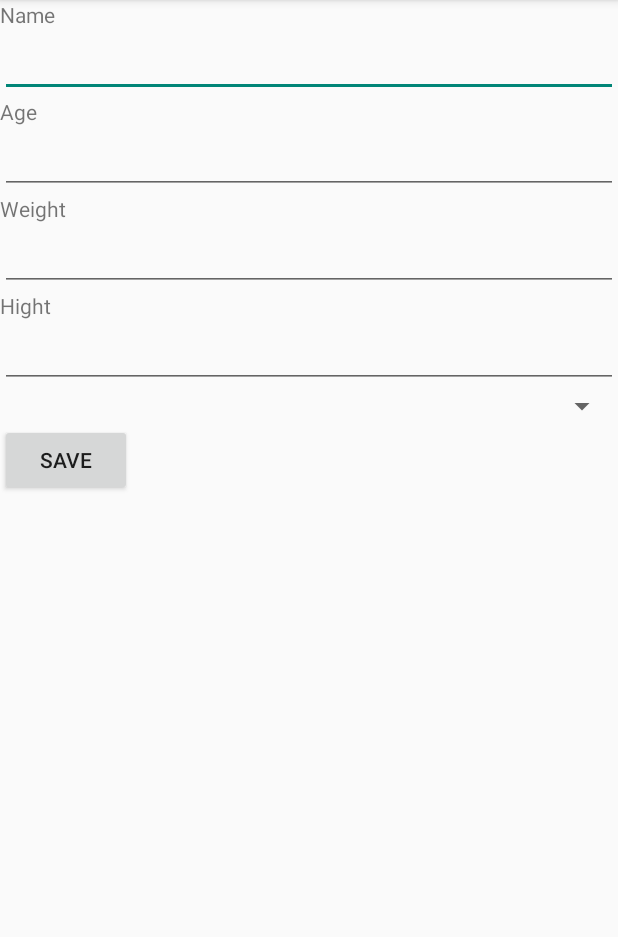
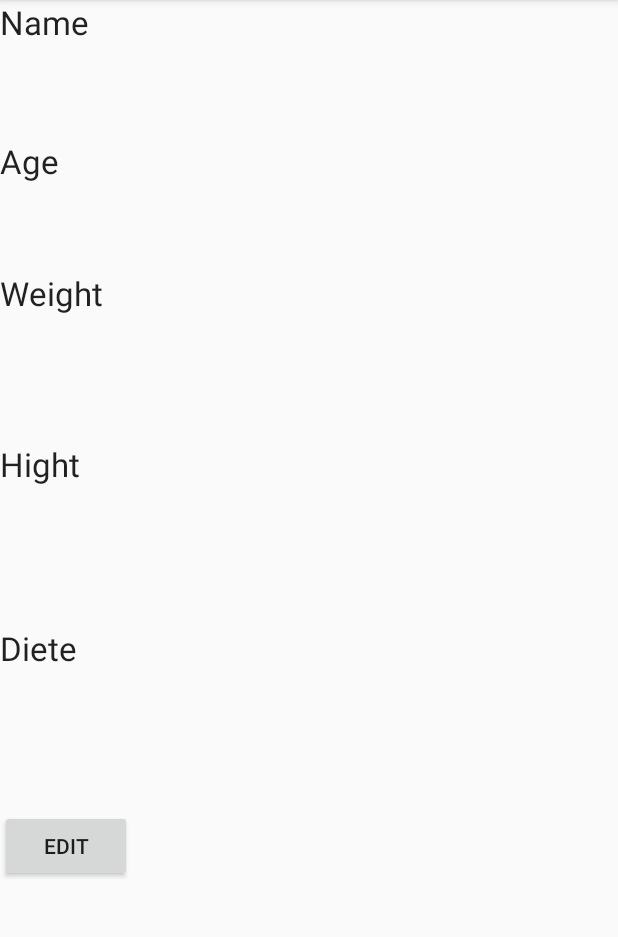
Before and after one commit to Daria1313131/APP-LAB, an Android app: the PersonalData screen opened directly, with no data from a screen before it, on a phone screen of 412 x 824 dp, the part 84-1021 px from its top. Run offline under Robolectric (Android 15) with nearby library versions, the phone set to English and light mode, and no system bars.

```diff
--- a/MyTestApp/app/src/main/AndroidManifest.xml
+++ b/MyTestApp/app/src/main/AndroidManifest.xml
@@ -20,6 +20,8 @@
             ></activity>
         <activity android:name=".PersonalData"
             ></activity>
+        <activity android:name=".PersonalDataEdit"
+            ></activity>
         <activity android:name=".ShareResults"
             ></activity>
     </application>
--- a/MyTestApp/app/src/main/java/com/example/dashenka/mytestapp/DataBase.java
+++ b/MyTestApp/app/src/main/java/com/example/dashenka/mytestapp/DataBase.java
@@ -9,7 +9,12 @@ package com.example.dashenka.mytestapp;
         import android.database.sqlite.SQLiteOpenHelper;
         import android.util.Log;
 
+        import java.util.ArrayList;
+        import java.util.List;
+
 public class DataBase extends SQLiteOpenHelper {
+
+    private static SQLiteDatabase mDb;
 
     private static final String DATABASE_NAME = "todo_app.db";
     private static final int DATABASE_VERSION = 1;
@@ -17,16 +22,20 @@ public class DataBase extends SQLiteOpenHelper {
 
     // поля таблицы
     public static final String COLUMN_ID = "_id";
-    public static final String COLUMN_CATEGORY = "category";
-    public static final String COLUMN_SUMMARY = "summary";
-    public static final String COLUMN_DESCRIPTION = "description";
+    public static final String COLUMN_NAME = "name";
+    public static final String COLUMN_AGE = "age";
+    public static final String COLUMN_WEIGHT = "weight";
+    public static final String COLUMN_HEIHT = "heiht";
+    public static final String COLUMN_DIETE = "diete";
 
     // запрос на создание базы данных
     private static final String DATABASE_CREATE = "create table "
             + DATABASE_TABLE + "(" + COLUMN_ID
-            + " integer primary key autoincrement, " + COLUMN_CATEGORY
-            + " text not null, " + COLUMN_SUMMARY + " text not null,"
-            + COLUMN_DESCRIPTION + " text not null" + ");";
+            + " integer primary key autoincrement, " + COLUMN_NAME
+            + " text not null, " + COLUMN_AGE + " text not null,"
+            + COLUMN_WEIGHT  + " text not null,"
+            + COLUMN_HEIHT + " text not null,"
+            + COLUMN_DIETE + " text not null" + ");";
 
     public DataBase(Context context) {
         super(context, DATABASE_NAME, null, DATABASE_VERSION);
@@ -47,34 +56,27 @@ public class DataBase extends SQLiteOpenHelper {
         db.execSQL("DROP TABLE IF EXISTS todos");
         onCreate(db);
     }
-
     /**
      * Создаёт новый элемент списка дел. Если создан успешно - возвращается
      * номер строки rowId, иначе -1
      */
-    public long createNewTodo(String category, String summary,
-                              String description) {
+    public long createNewTodo(String name, String age, String weight, String heiht, String diete)
+    {
         SQLiteDatabase db = this.getWritableDatabase();
-        ContentValues initialValues = createContentValues(category, summary,
-                description);
+        ContentValues initialValues = createContentValues(name, age, weight, heiht, diete);
 
         long row = db.insert(DATABASE_TABLE, null, initialValues);
         db.close();
-
         return row;
     }
 
     /**
      * Обновляет список
      */
-    public boolean updateTodo(long rowId, String category, String summary,
-                              String description) {
+    public boolean updateTodo(long rowId, String name, String age, String weight, String heiht, String diete) {
         SQLiteDatabase db = this.getWritableDatabase();
-        ContentValues updateValues = createContentValues(category, summary,
-                description);
-
-        return db.update(DATABASE_TABLE, updateValues, COLUMN_ID + "=" + rowId,
-                null) > 0;
+        ContentValues updateValues = createContentValues(name, age, weight, heiht, diete);
+        return db.update(DATABASE_TABLE, updateValues, COLUMN_ID + "=" + rowId, null) > 0;
     }
 
     /**
@@ -88,13 +90,12 @@ public class DataBase extends SQLiteOpenHelper {
 
     /**
      * Возвращает курсор со всеми элементами списка дел
-     *
      * @return курсор с результатами всех записей
      */
     public Cursor getAllTodos() {
         SQLiteDatabase db = this.getWritableDatabase();
         return db.query(DATABASE_TABLE, new String[] { COLUMN_ID,
-                        COLUMN_CATEGORY, COLUMN_SUMMARY, COLUMN_DESCRIPTION }, null,
+                        COLUMN_NAME, COLUMN_AGE, COLUMN_WEIGHT,COLUMN_HEIHT,COLUMN_DIETE }, null,
                 null, null, null, null);
     }
 
@@ -104,8 +105,8 @@ public class DataBase extends SQLiteOpenHelper {
     public Cursor getTodo(long rowId) throws SQLException {
         SQLiteDatabase db = this.getReadableDatabase();
         Cursor mCursor = db.query(true, DATABASE_TABLE,
-                new String[] { COLUMN_ID, COLUMN_CATEGORY, COLUMN_SUMMARY,
-                        COLUMN_DESCRIPTION }, COLUMN_ID + "=" + rowId, null,
+                new String[]{COLUMN_ID, COLUMN_NAME, COLUMN_AGE,
+                        COLUMN_WEIGHT, COLUMN_HEIHT,COLUMN_DIETE}, COLUMN_ID + "=" + rowId, null,
                 null, null, null, null);
         if (mCursor != null) {
             mCursor.moveToFirst();
@@ -116,12 +117,15 @@ public class DataBase extends SQLiteOpenHelper {
     /*
      * Создаёт пару ключ-значение и записывает в базу
      */
-    private ContentValues createContentValues(String category, String summary,
-                                              String description) {
+    private ContentValues createContentValues(String name, String age,
+                                              String weight, String heiht, String diete) {
         ContentValues values = new ContentValues();
-        values.put(COLUMN_CATEGORY, category);
-        values.put(COLUMN_SUMMARY, summary);
-        values.put(COLUMN_DESCRIPTION, description);
+        values.put(COLUMN_NAME, name);
+        values.put(COLUMN_AGE, age);
+        values.put(COLUMN_WEIGHT, weight);
+        values.put(COLUMN_HEIHT, heiht);
+        values.put(COLUMN_DIETE, diete);
+
         return values;
     }
 }
--- a/MyTestApp/app/src/main/java/com/example/dashenka/mytestapp/PersonalData.java
+++ b/MyTestApp/app/src/main/java/com/example/dashenka/mytestapp/PersonalData.java
@@ -1,15 +1,34 @@
 package com.example.dashenka.mytestapp;
 
+import android.app.Activity;
+import android.app.ListActivity;
+import android.content.Context;
+import android.content.Intent;
 import android.database.Cursor;
+import android.database.sqlite.SQLiteDatabase;
+import android.database.sqlite.SQLiteException;
+import android.support.v7.app.AppCompatActivity;
 import android.os.Bundle;
-import android.text.TextUtils;
 import android.util.Log;
+import android.view.ContextMenu;
+import android.view.LayoutInflater;
+import android.view.Menu;
+import android.view.MenuItem;
 import android.view.View;
+import android.view.ViewGroup;
+import android.widget.AdapterView;
 import android.widget.ArrayAdapter;
 import android.widget.Button;
-import android.widget.EditText;
+import android.widget.ListView;
+import android.widget.SimpleAdapter;
+import android.widget.SimpleCursorAdapter;
 import android.widget.Spinner;
+import android.widget.TextView;
 import android.widget.Toast;
+import android.view.View.OnClickListener;
+
+import java.util.ArrayList;
+import java.util.List;
 
 /**
  * Created by Dashenka on 19.11.15.
@@ -18,120 +37,130 @@ public class PersonalData extends BaseActivity {
 
     String[] StringDiet = {"No food", "Breakfast", "Banana diet", "Meat diet"};
 
-    private DataBase mDbHelper;
     private Long mRowId;
-    private EditText mTitleText;
-    private EditText mBodyText;
-    private EditText meditWeight;
-    private EditText meditHight;
+    private TextView meditName;
+    private TextView meditAge;
+    private TextView meditWeight;
+    private TextView meditHight;
+    private TextView mDiete;
     private Spinner mCategory;
 
+    private Cursor cursor;
+    private DataBase mDbHelper;
+    private SQLiteDatabase mDb;
 
     @Override
     protected void onCreate(Bundle savedInstanceState) {
         super.onCreate(savedInstanceState);
         setContentView(R.layout.activity_personal);
 
-        //Button
-        Button saveButton = (Button)findViewById(R.id.buttonSave);
-
-        //EditText
-        mTitleText = (EditText)findViewById(R.id.editName);
-        mBodyText = (EditText)findViewById(R.id.editAge);
-        meditWeight = (EditText)findViewById(R.id.editWeight);
-        meditHight = (EditText)findViewById(R.id.editHight);
-
-        mCategory = (Spinner) findViewById(R.id.Diete);
+        Button saveButton = (Button) findViewById(R.id.buttonEdit);
+        //TextView
+        meditName = (TextView) findViewById(R.id.Name);
+        meditAge = (TextView) findViewById(R.id.Age);
+        meditWeight = (TextView) findViewById(R.id.Weight);
+        meditHight = (TextView) findViewById(R.id.Hight);
+        mDiete = (TextView) findViewById(R.id.editDeite);
         // заголовок
         //mDiet.setPrompt("Diet");
 
-        //DataBase
         mDbHelper = new DataBase(this);
-        mRowId = null;
-        Bundle extras = getIntent().getExtras();
 
-        mRowId = (savedInstanceState == null) ? null
-                : (Long) savedInstanceState
-                .getSerializable(DataBase.COLUMN_ID);
-        if (extras != null) {
-            mRowId = extras.getLong(DataBase.COLUMN_ID);
-        }
+        mDbHelper.createNewTodo("","","","","");
+        //mDbHelper.createNewTodo("mTitleText","mBodyText","meditWeight");
 
-        populateFields();
+        mDb = mDbHelper.getWritableDatabase();
+
+        fillData();
 
         saveButton.setOnClickListener(new View.OnClickListener() {
+            @Override
             public void onClick(View view) {
-                /*if (TextUtils.isEmpty(meditName.getText().toString())) {
-                    Toast.makeText(PersonalData.this, "Данные не введены",
-                            Toast.LENGTH_LONG).show();
-                } else {*/
-                    saveState();
-                    setResult(RESULT_OK);
-                    finish();
-                //}
+                Toast.makeText(PersonalData.this, "Button Clicked", Toast.LENGTH_SHORT).show();
+                createNewTask();
             }
         });
     }
 
-    private void populateFields() {
-        if (mRowId != null) {
-            Cursor todo = mDbHelper.getTodo(mRowId);
-            startManagingCursor(todo);
-            String category = todo.getString(todo
-                    .getColumnIndexOrThrow(DataBase.COLUMN_CATEGORY));
-
-            for (int i = 0; i < mCategory.getCount(); i++) {
-
-                String s = (String) mCategory.getItemAtPosition(i);
-                Log.e(null, s + " " + category);
-                if (s.equalsIgnoreCase(category)) {
-                    mCategory.setSelection(i);
-                }
-            }
-
-            mTitleText.setText(todo.getString(todo
-                    .getColumnIndexOrThrow(DataBase.COLUMN_SUMMARY)));
-            mBodyText.setText(todo.getString(todo
-                    .getColumnIndexOrThrow(DataBase.COLUMN_DESCRIPTION)));
-            todo.close();
-        }
+    protected void onResume(){
+        super.onResume();
+        fillData();
     }
 
-    @Override
-    protected void onSaveInstanceState(Bundle outState) {
-        super.onSaveInstanceState(outState);
-        //saveState();
-        //outState.putSerializable(ToDoDatabase.COLUMN_ID, mRowId);
+
+    private void createNewTask() {
+        Intent intent = new Intent(this, PersonalDataEdit.class);
+        startActivityForResult(intent, 1);
     }
 
-    @Override
-    protected void onPause() {
-        super.onPause();
-        //saveState();
+    /*private void fillData() {
+        mDb = mDbHelper.getWritableDatabase();
+        Cursor cursor = mDb.rawQuery("SELECT count(*) FROM itemtable", null);
+        cursor.moveToFirst();
+        if (cursor.getInt(0) > 0) {
+            mDbHelper.fetchAllReminders();
+            Cursor remindersCursor = mDbHelper.fetchAllReminders();
+            if (remindersCursor != null) {
+                String[] from = new String[]{DataBase.COLUMN_SUMMARY};
+                int[] to = new int[]{1};
+                SimpleCursorAdapter reminders = new SimpleCursorAdapter(this, R.layout.activity_personal, remindersCursor, from, to, 0);
+                //setListAdapter(reminders);
+            }
+        }
+        else
+        {
+        }
+    }*/
+
+    private void fillData() {
+        Log.d("filldata","filldata");
+        //mDbHelper.onCreate(mDb);
+        /*Cursor cursor = mDb.rawQuery("SELECT count(*) FROM itemtable", null);
+        cursor.moveToFirst();
+        if (cursor.getInt(0) > 0)
+        {mTitleText.setText("LALAALAL");}
+            else
+        {mTitleText.setText("APAPAP");}
+        */
+            List<String> name = new ArrayList<String>();
+            List<String> age = new ArrayList<String>();
+            List<String> weight = new ArrayList<String>();
+            List<String> heiht = new ArrayList<String>();
+            List<String> diete = new ArrayList<String>();
+            cursor = mDbHelper.getAllTodos();
+            //startManagingCursor(cursor);
+            //String[] from = new String[]{ DataBase.COLUMN_SUMMARY };
+            //String[] description = new String[]{ DataBase.COLUMN_DESCRIPTION};
+            //String[] id = new String[]{ DataBase.COLUMN_ID};
+
+            //int i = 1;
+            //String text = cursor.getString(from[i]);
+
+        //int[] to = new int[]{2};
+        //SimpleCursorAdapter reminders = new SimpleCursorAdapter(this, R.layout.activity_personal, cursor, from, to, 0);
+        //mBodyText.setText(reminders.convertToString(cursor));
+
+        if (cursor.moveToFirst())
+        {
+            do
+            {
+                name.add(cursor.getString(1));
+                meditName.setText(name.toString().replace("[", "").replace("]", "").replace(",", ""));
+                age.add(cursor.getString(2));
+                meditAge.setText(age.toString().replace("[", "").replace("]", "").replace(",", ""));
+                weight.add(cursor.getString(3));
+                meditWeight.setText(weight.toString().replace("[", "").replace("]", "").replace(",", ""));
+                heiht.add(cursor.getString(4));
+                meditHight.setText(heiht.toString().replace("[", "").replace("]", "").replace(",", ""));
+                diete.add(cursor.getString(5));
+                mDiete.setText(diete.toString().replace("[", "").replace("]", "").replace(",", ""));
+            }
+            while (cursor.moveToNext());
+        }
+        if (cursor != null && !cursor.isClosed()) {
+            cursor.close();
+        }
+
     }
 
-    @Override
-    protected void onResume() {
-        super.onResume();
-        populateFields();
-    }
-
-    private void saveState() {
-        String category = (String) mCategory.getSelectedItem();
-        String summary = mTitleText.getText().toString();
-        String description = mBodyText.getText().toString();
-
-        if (description.length() == 0 && summary.length() == 0) {
-            return;
-        }
-
-        if (mRowId == null) {
-            long id = mDbHelper.createNewTodo(category, summary, description);
-            if (id > 0) {
-                mRowId = id;
-            }
-        } else {
-            mDbHelper.updateTodo(mRowId, category, summary, description);
-        }
-    }
 }
--- a/MyTestApp/app/src/main/res/layout/activity_personal.xml
+++ b/MyTestApp/app/src/main/res/layout/activity_personal.xml
@@ -1,60 +1,88 @@
 <?xml version="1.0" encoding="utf-8"?>
 <LinearLayout xmlns:android="http://schemas.android.com/apk/res/android"
     android:orientation="vertical" android:layout_width="match_parent"
-    android:layout_height="match_parent">
+    android:layout_height="match_parent"
+    android:weightSum="1">
 
     <TextView
         android:layout_width="wrap_content"
         android:layout_height="wrap_content"
+        android:textAppearance="?android:attr/textAppearanceLarge"
         android:text="Name"
         android:id="@+id/textName" />
 
-    <EditText
-        android:layout_width="match_parent"
+    <TextView
+        android:layout_width="148dp"
         android:layout_height="wrap_content"
-        android:id="@+id/editName" />
+        android:textAppearance="?android:attr/textAppearanceLarge"
+        android:text=""
+        android:id="@+id/Name"
+        android:layout_weight="0.08" />
 
     <TextView
         android:layout_width="wrap_content"
         android:layout_height="wrap_content"
+        android:textAppearance="?android:attr/textAppearanceLarge"
         android:text="Age"
         android:id="@+id/textAge" />
 
-    <EditText
-        android:layout_width="match_parent"
+    <TextView
+        android:layout_width="159dp"
         android:layout_height="wrap_content"
-        android:id="@+id/editAge" />
+        android:textAppearance="?android:attr/textAppearanceLarge"
+        android:text=""
+        android:id="@+id/Age"
+        android:layout_weight="0.07" />
 
     <TextView
         android:layout_width="wrap_content"
         android:layout_height="wrap_content"
+        android:textAppearance="?android:attr/textAppearanceLarge"
         android:text="Weight"
         android:id="@+id/textWeight" />
 
-    <EditText
-        android:layout_width="match_parent"
+    <TextView
+        android:layout_width="346dp"
         android:layout_height="wrap_content"
-        android:id="@+id/editWeight" />
+        android:textAppearance="?android:attr/textAppearanceLarge"
+        android:text=""
+        android:id="@+id/Weight"
+        android:layout_weight="0.13" />
 
     <TextView
         android:layout_width="wrap_content"
         android:layout_height="wrap_content"
+        android:textAppearance="?android:attr/textAppearanceLarge"
         android:text="Hight"
         android:id="@+id/textHight" />
 
-    <EditText
-        android:layout_width="match_parent"
+    <TextView
+        android:layout_width="212dp"
         android:layout_height="wrap_content"
-        android:id="@+id/editHight" />
+        android:textAppearance="?android:attr/textAppearanceLarge"
+        android:text=""
+        android:id="@+id/Hight"
+        android:layout_weight="0.15" />
 
-    <Spinner
-        android:layout_width="match_parent"
+    <TextView
+        android:layout_width="wrap_content"
         android:layout_height="wrap_content"
+        android:textAppearance="?android:attr/textAppearanceLarge"
+        android:text="Diete"
         android:id="@+id/Diete" />
+
+    <TextView
+        android:layout_width="212dp"
+        android:layout_height="wrap_content"
+        android:textAppearance="?android:attr/textAppearanceLarge"
+        android:text=""
+        android:id="@+id/editDeite"
+        android:layout_weight="0.15" />
 
     <Button
         android:layout_width="wrap_content"
         android:layout_height="wrap_content"
-        android:text="Save"
-        android:id="@+id/buttonSave" />
+        android:text="Edit"
+        android:id="@+id/buttonEdit" />
+
 </LinearLayout>
```
Also changed, not shown: MyTestApp/app/src/main/java/com/example/dashenka/mytestapp/PersonalDataEdit.java (added, +154 -0 lines), MyTestApp/app/src/main/java/com/example/dashenka/mytestapp/UserData.java (added, +14 -0 lines), MyTestApp/app/src/main/res/layout/activity_personal_edit.xml (added, +66 -0 lines), MyTestApp/app/src/main/res/values/strings.xml (+11 -0 lines).
